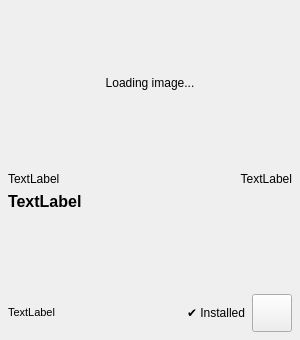
This is ui/levelbox.ui in chocolateimage/qrhythmcafe as Qt 5 draws it before an edit. The edited form follows.
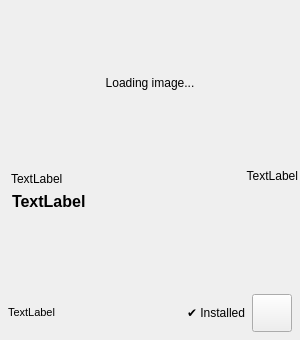
This is the edited form. Icons and pictures are not drawn.

The edit to the form file:
```diff
--- a/ui/levelbox.ui
+++ b/ui/levelbox.ui
@@ -14,6 +14,9 @@
    <string>Form</string>
   </property>
   <layout class="QVBoxLayout" name="verticalLayout">
+   <property name="spacing">
+    <number>0</number>
+   </property>
    <property name="leftMargin">
     <number>0</number>
    </property>
@@ -57,13 +60,13 @@
       <number>6</number>
      </property>
      <property name="leftMargin">
-      <number>8</number>
+      <number>0</number>
      </property>
      <property name="topMargin">
       <number>0</number>
      </property>
      <property name="rightMargin">
-      <number>8</number>
+      <number>0</number>
      </property>
      <property name="bottomMargin">
       <number>8</number>
@@ -73,8 +76,11 @@
        <property name="sizeConstraint">
         <enum>QLayout::SetFixedSize</enum>
        </property>
+       <property name="leftMargin">
+        <number>8</number>
+       </property>
        <property name="rightMargin">
-        <number>0</number>
+        <number>2</number>
        </property>
        <item>
         <widget class="QLabel" name="labelArtist">
@@ -87,6 +93,9 @@
          <property name="font">
           <font/>
          </property>
+         <property name="styleSheet">
+          <string notr="true">margin-top: 6px;</string>
+         </property>
          <property name="text">
           <string>TextLabel</string>
          </property>
@@ -109,6 +118,9 @@
            <verstretch>0</verstretch>
           </sizepolicy>
          </property>
+         <property name="styleSheet">
+          <string notr="true"/>
+         </property>
          <property name="text">
           <string>TextLabel</string>
          </property>
@@ -134,6 +146,9 @@
          <bold>true</bold>
         </font>
        </property>
+       <property name="styleSheet">
+        <string notr="true">margin-left: 8px</string>
+       </property>
        <property name="text">
         <string>TextLabel</string>
        </property>
@@ -159,6 +174,12 @@
        <property name="sizeConstraint">
         <enum>QLayout::SetMinimumSize</enum>
        </property>
+       <property name="leftMargin">
+        <number>8</number>
+       </property>
+       <property name="rightMargin">
+        <number>8</number>
+       </property>
        <item>
         <widget class="QLabel" name="labelId">
          <property name="sizePolicy">
```
